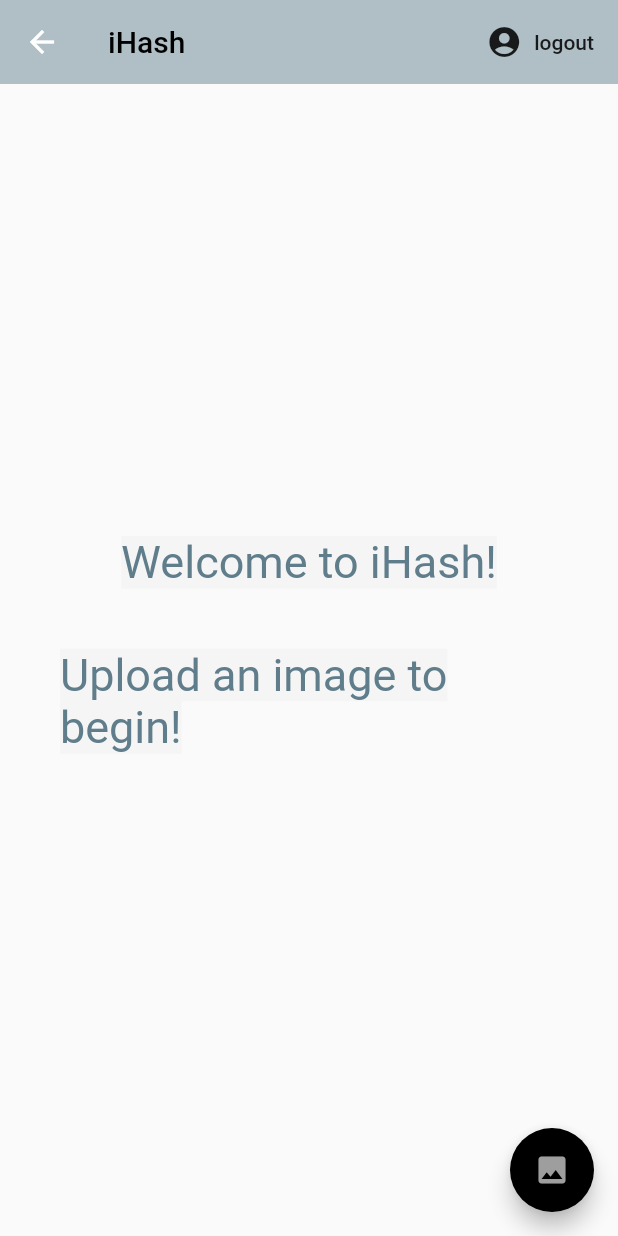
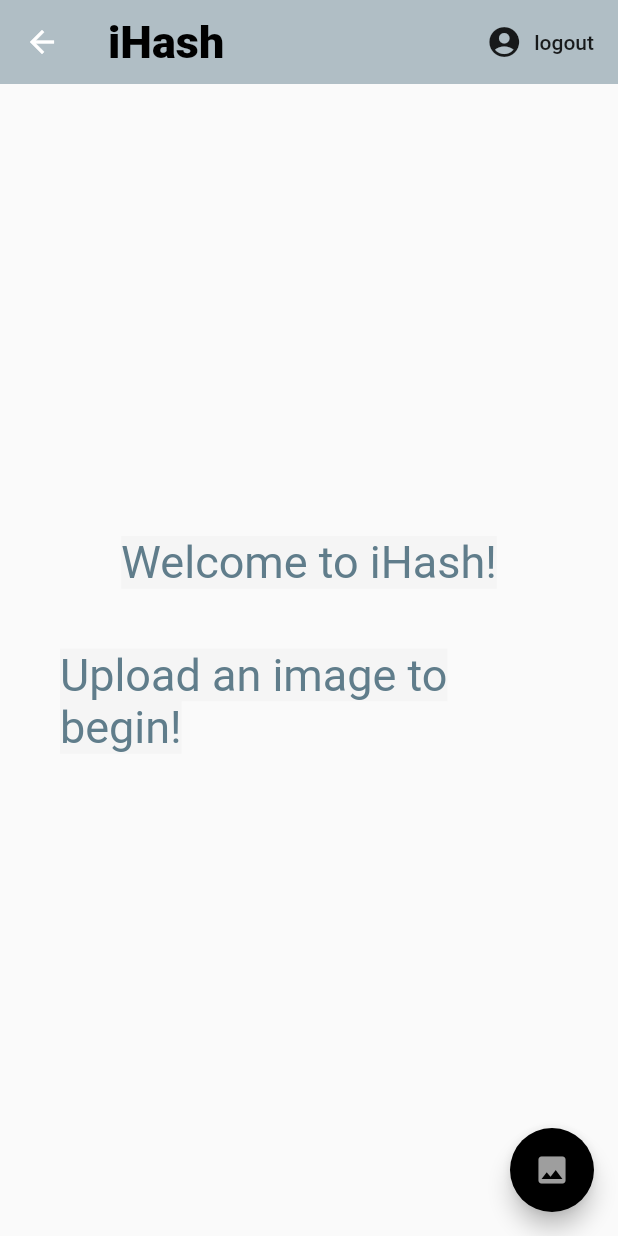
Before and after one commit to soniasusanto/iHash, a Flutter app: the Home screen opened directly, on a phone screen of 412 x 824 dp. Run offline on Flutter 3.47's test engine with Material 2 defaults, Android fonts, the phone set to English and light mode, and no system bars; our stand-ins replace firebase_auth, image_picker; missing offline and left inert: clipboard_manager, tflite; accounts and stored records are empty; statements that could not run were skipped.

Commit message:
aligned clipboard

```diff
--- a/lib/screens/home/home.dart
+++ b/lib/screens/home/home.dart
@@ -12,7 +12,11 @@ class Home extends StatelessWidget {
       appBar: AppBar(
         title: Text(
           'iHash',
-          style: TextStyle(color: Colors.black),
+          style: TextStyle(
+            color: Colors.black,
+            fontSize: 30.0,
+            fontWeight: FontWeight.w900,
+          ),
         ),
         backgroundColor: Colors.blueGrey[200],
         elevation: 0.0,
--- a/lib/tfmodel.dart
+++ b/lib/tfmodel.dart
@@ -72,8 +72,14 @@ class _TfModel extends State<Model> {
                                   background: Paint()..color = Colors.white,
                                 ),
                               ),
+                              SizedBox(height: 20.0),
                               Builder(
                                   builder: (context) => IconButton(
+                                        padding: EdgeInsets.only(
+                                          left: 300.0,
+                                          top: 0.0,
+                                          bottom: 50.0,
+                                        ),
                                         icon: Icon(Icons.content_copy),
                                         onPressed: () async {
                                           dynamic result =
```
